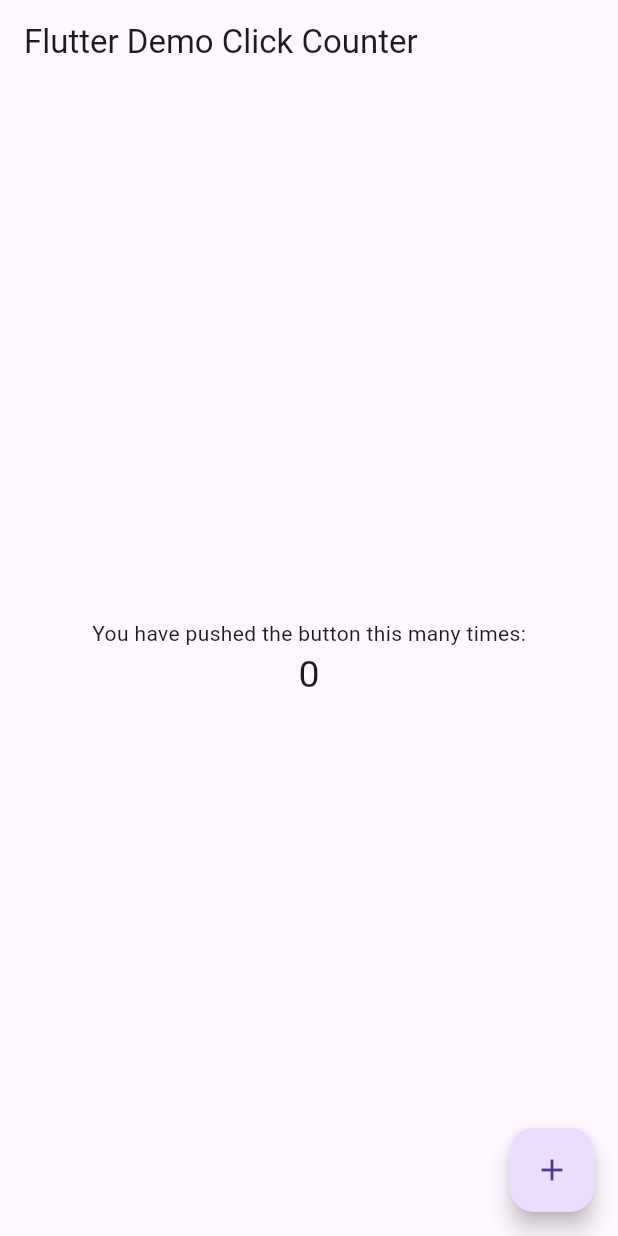
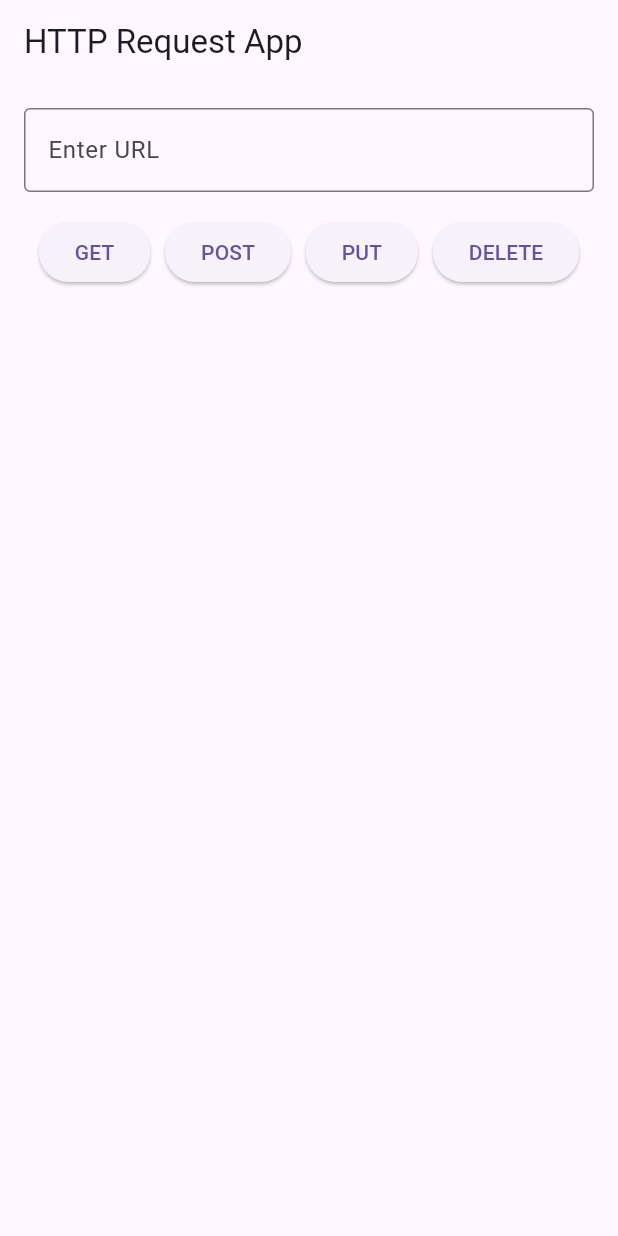
Before and after one commit to op30mmd/Simple-flutterapp, a Flutter app: the screen it shows after launch, on a phone screen of 412 x 824 dp. Run offline on Flutter 3.47's test engine with Material 3 defaults, Android fonts, the phone set to English and light mode, and no system bars.

Commit message:
Update main.dart

```diff
--- a/lib/main.dart
+++ b/lib/main.dart
@@ -1,64 +1,116 @@
 import 'package:flutter/material.dart';
+import 'package:http/http.dart' as http;
+import 'dart:convert';
 
-void main() => runApp(const MyApp());
+void main() {
+  runApp(MyApp());
+}
 
 class MyApp extends StatelessWidget {
-  const MyApp({super.key});
-  static const String _title = 'Flutter Stateful Clicker Counter';
-
   @override
   Widget build(BuildContext context) {
     return MaterialApp(
-      title: _title,
+      title: 'HTTP Request App',
       theme: ThemeData(
-        primarySwatch: Colors.blue,
+        primarySwatch: Colors.purple,
       ),
-      home: const MyHomePage(),
+      home: HttpRequestPage(),
     );
   }
 }
 
-class MyHomePage extends StatefulWidget {
-  const MyHomePage({super.key});
-
+class HttpRequestPage extends StatefulWidget {
   @override
-  _MyHomePageState createState() => _MyHomePageState();
+  _HttpRequestPageState createState() => _HttpRequestPageState();
 }
 
-class _MyHomePageState extends State<MyHomePage> {
-  int _counter = 0;
+class _HttpRequestPageState extends State<HttpRequestPage> {
+  final TextEditingController _urlController = TextEditingController();
+  String _response = '';
 
-  void _incrementCounter() {
-    setState(() {
-      _counter++;
-    });
+  Future<void> _makeRequest(String method) async {
+    try {
+      final url = Uri.parse(_urlController.text);
+      http.Response response;
+
+      switch (method) {
+        case 'GET':
+          response = await http.get(url);
+          break;
+        case 'POST':
+          response = await http.post(url, body: {'key': 'value'});
+          break;
+        case 'PUT':
+          response = await http.put(url, body: {'key': 'updated value'});
+          break;
+        case 'DELETE':
+          response = await http.delete(url);
+          break;
+        default:
+          throw 'Unsupported HTTP method';
+      }
+
+      setState(() {
+        _response = 'Status Code: ${response.statusCode}\n\nBody:\n${response.body}';
+      });
+    } catch (e) {
+      setState(() {
+        _response = 'Error: $e';
+      });
+    }
   }
 
   @override
   Widget build(BuildContext context) {
     return Scaffold(
       appBar: AppBar(
-        title: const Text('Flutter Demo Click Counter'),
+        title: Text('HTTP Request App'),
       ),
-      body: Center(
+      body: Padding(
+        padding: const EdgeInsets.all(16.0),
         child: Column(
-          mainAxisAlignment: MainAxisAlignment.center,
-          children: <Widget>[
-            const Text(
-              'You have pushed the button this many times:',
+          children: [
+            TextField(
+              controller: _urlController,
+              decoration: InputDecoration(
+                labelText: 'Enter URL',
+                border: OutlineInputBorder(),
+              ),
             ),
-            Text(
-              '$_counter',
-              style: const TextStyle(fontSize: 25),
+            SizedBox(height: 16),
+            Row(
+              mainAxisAlignment: MainAxisAlignment.spaceEvenly,
+              children: [
+                ElevatedButton(
+                  onPressed: () => _makeRequest('GET'),
+                  child: Text('GET'),
+                ),
+                ElevatedButton(
+                  onPressed: () => _makeRequest('POST'),
+                  child: Text('POST'),
+                ),
+                ElevatedButton(
+                  onPressed: () => _makeRequest('PUT'),
+                  child: Text('PUT'),
+                ),
+                ElevatedButton(
+                  onPressed: () => _makeRequest('DELETE'),
+                  child: Text('DELETE'),
+                ),
+              ],
+            ),
+            SizedBox(height: 16),
+            Expanded(
+              child: SingleChildScrollView(
+                child: Text(
+                  _response,
+                  style: TextStyle(fontSize: 16),
+                ),
+              ),
             ),
           ],
         ),
       ),
-      floatingActionButton: FloatingActionButton(
-        onPressed: _incrementCounter,
-        tooltip: 'Increment',
-        child: const Icon(Icons.add),
-      ),
     );
   }
 }
```
